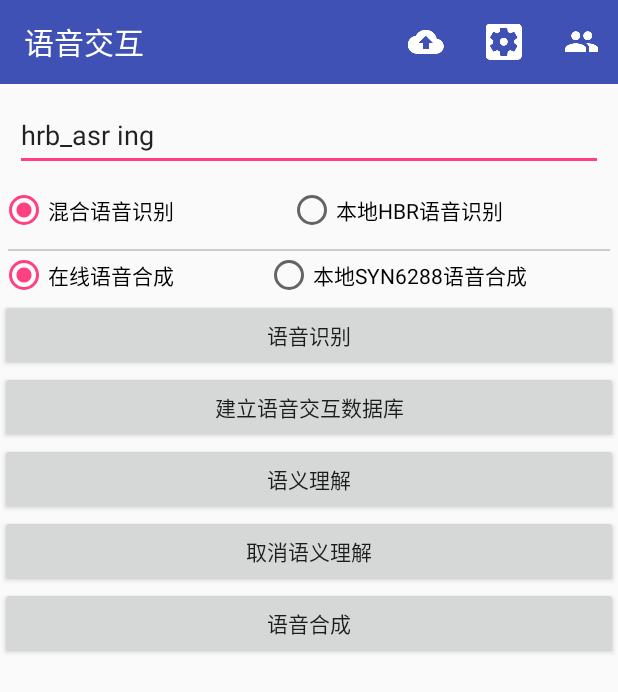
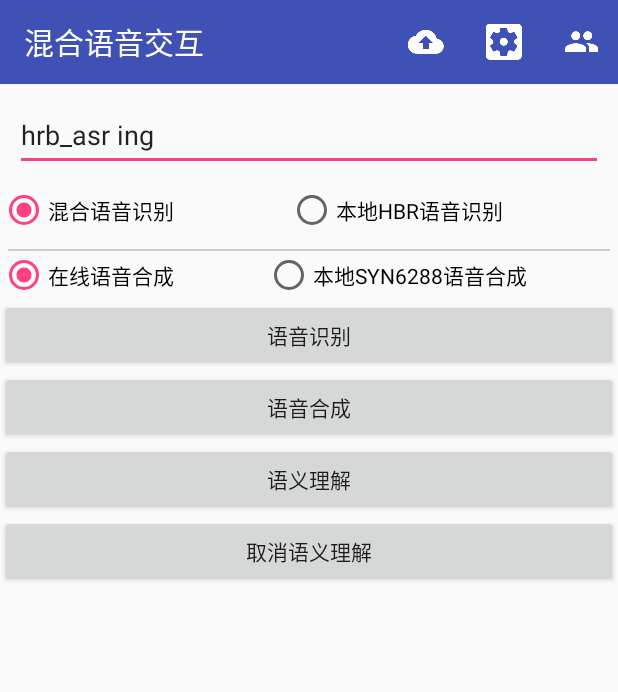
Before and after one commit to junzhou1992/Cloud, an Android app: the screen it shows after launch (SpeechActivity), after a tap on "语音识别", on a phone screen of 412 x 824 dp. Shown: the top 692 px of the screen. Run offline under Robolectric (Android 15) with nearby library versions, the phone set to English and light mode, and no system bars; libraries missing offline, so code that uses them is left out: org.apache.poi, org.litepal, org.litepal.crud; 31 statements that could not run were skipped.

Commit message:
v15,添加离线语法前

```diff
--- a/app/src/main/AndroidManifest.xml
+++ b/app/src/main/AndroidManifest.xml
@@ -34,15 +34,19 @@
         <activity
             android:name=".SpeechActivity"
             android:label="@string/mainActivity_name">
+
             <intent-filter>
                 <action android:name="android.intent.action.MAIN"/>
 
                 <category android:name="android.intent.category.LAUNCHER"/>
             </intent-filter>
+
         </activity>
         <activity android:name=".settingActivity">
         </activity>
         <activity android:name=".MainActivity">
+
+
         </activity>
         <activity
             android:name=".offLineDBActivity"
--- /dev/null
+++ b/app/src/main/java/com/thisway/xunfeicloud/IsInternet.java
@@ -0,0 +1,43 @@
+package com.thisway.xunfeicloud;
+
+import android.content.Context;
+import android.net.ConnectivityManager;
+import android.net.NetworkInfo;
+
+/**
+ * Created by jun on 2018/4/13.
+ */
+
+public class IsInternet {
+
+    /**
+     * 判断网络情况
+     *
+     * @param context 上下文
+     * @return false 表示没有网络 true 表示有网络
+     */
+    public static boolean isNetworkAvalible(Context context) {
+        // 获得网络状态管理器
+        ConnectivityManager connectivityManager = (ConnectivityManager) context
+                .getSystemService(Context.CONNECTIVITY_SERVICE);
+
+        if (connectivityManager == null) {
+            return false;
+        } else {
+            // 建立网络数组
+            NetworkInfo[] net_info = connectivityManager.getAllNetworkInfo();
+
+            if (net_info != null) {
+                for (int i = 0; i < net_info.length; i++) {
+                    // 判断获得的网络状态是否是处于连接状态
+                    if (net_info[i].getState() == NetworkInfo.State.CONNECTED) {
+                        return true;
+                    }
+                }
+            }
+        }
+        return false;
+
+
+    }
+}
--- a/app/src/main/java/com/thisway/xunfeicloud/RecognitionInstruction.java
+++ b/app/src/main/java/com/thisway/xunfeicloud/RecognitionInstruction.java
@@ -8,7 +8,7 @@ import org.litepal.crud.DataSupport;
 
 public class RecognitionInstruction extends DataSupport {
 
-    private  int id;
+    private  long id;
 
 
     private int instuctionID;
@@ -17,11 +17,11 @@ public class RecognitionInstruction extends DataSupport {
 
 
 
-    public int getId() {
+    public long getId() {
         return id;
     }
 
-    public void setId(int id) {
+    public void setId(long id) {
         this.id = id;
     }
 
--- a/app/src/main/java/com/thisway/xunfeicloud/SpeechActivity.java
+++ b/app/src/main/java/com/thisway/xunfeicloud/SpeechActivity.java
@@ -1,5 +1,6 @@
 package com.thisway.xunfeicloud;
 
+import android.app.Activity;
 import android.app.AlertDialog;
 import android.content.DialogInterface;
 import android.content.Intent;
@@ -70,7 +71,7 @@ public class SpeechActivity extends AppCompatActivity implements View.OnClickLis
     private static final String GRAMMAR_TYPE_ABNF = "abnf";
 
     private EditText et_input;
-    private Button btn_celnlp, btn_startspeektext,btn_startrecognize,btn_startnlp,btn_offLineInteraction ;
+    private Button btn_celnlp, btn_startspeektext,btn_startrecognize,btn_startnlp ;
 
     private String mEngineType = SpeechConstant.TYPE_CLOUD;
     private AIUIAgent mAIUIAgent = null;
@@ -92,8 +93,8 @@ public class SpeechActivity extends AppCompatActivity implements View.OnClickLis
     private static final int  TTS_CLOUD= 3;
     private static final int  TTS_LOCAL= 4;
 
-    private int tts_type = 3;
-    private int asr_type = 1;
+    private static int tts_type = TTS_CLOUD;
+    private static int asr_type =  ASR_MIX;
 
     private Handler messageHandler;
     int ret = -1;
@@ -138,21 +139,6 @@ public class SpeechActivity extends AppCompatActivity implements View.OnClickLis
         }
     }
 
-   private void queryDaTa()
-    {
-
-        List<RecognitionInstruction> instructions = DataSupport.findAll(RecognitionInstruction.class);
-        for (RecognitionInstruction instruction : instructions) {
-            Integer DBid= new Integer( instruction.getId()) ;
-            Log.d("Data", " id is " + DBid);
-            Integer instuctionID= new Integer( instruction.getInstuctionID()) ;
-            Log.d("Data", " instuctionIDis " + instuctionID);
-            Log.d("Data", " instruction is " + instruction.getInstruction());
-            Log.d("Data", "answer is " + instruction.getAnswer());
-        }
-
-    }
-
 
 
 
@@ -163,6 +149,7 @@ public class SpeechActivity extends AppCompatActivity implements View.OnClickLis
         mSharedPreferences = getSharedPreferences(settingFragment.PREFER_NAME, MODE_PRIVATE);
 
         mToast = Toast.makeText(this, "", Toast.LENGTH_SHORT);
+        checkNetwork(this);
         initView() ;
         createAgent();
         startOpenHbr740Thread();
@@ -192,6 +179,27 @@ public class SpeechActivity extends AppCompatActivity implements View.OnClickLis
     }
 
 
+    // 如果没有网络，则弹出网络设置对话框
+    public static void checkNetwork(final Activity activity) {
+        if (!IsInternet.isNetworkAvalible(activity)) {
+                LogUtil.i("checkNetwork " ,"当前没有可以使用的网络，请设置网络！"  );
+            tts_type = TTS_LOCAL;
+            asr_type = ASR_LOCAL;
+
+        }else {
+            LogUtil.i("checkNetwork " ,"当前有可用网络！"  );
+            tts_type = TTS_CLOUD;
+            asr_type =  ASR_MIX;
+        }
+
+    }
+
+
+
+
+
+
+
     //重写onCreateOptionsMenu方法
     public boolean onCreateOptionsMenu(Menu menu) {
         getMenuInflater().inflate(R.menu.toolbar, menu);
@@ -204,6 +212,9 @@ public class SpeechActivity extends AppCompatActivity implements View.OnClickLis
         switch (item.getItemId()) {
             case R.id.backup:
                 Toast.makeText(this, "You clicked backup", Toast.LENGTH_SHORT).show();
+                LogUtil.i (TAG, "btn_offLineInteraction");
+                Intent intent1 = new Intent(SpeechActivity.this, offLineDataActivity.class);
+                startActivity(intent1);
                 break;
 
             case R.id.settings:
@@ -234,16 +245,23 @@ public class SpeechActivity extends AppCompatActivity implements View.OnClickLis
         btn_startspeektext = (Button) findViewById(R.id.btn_startspeektext );
         btn_startrecognize = (Button) findViewById(R.id.btn_startrecognize );
         btn_startnlp = (Button) findViewById(R.id.btn_startnlp );
-        btn_offLineInteraction = (Button) findViewById(R.id.btn_offLineInteraction);
+
 
         btn_celnlp .setOnClickListener(this) ;
         btn_startspeektext .setOnClickListener(this) ;
         btn_startrecognize.setOnClickListener(this);
         btn_startnlp.setOnClickListener(this);
-        btn_offLineInteraction.setOnClickListener(this);
+
 
         RadioGroup group = (RadioGroup) findViewById(R.id.asrRadioGroup);
-        group.check(R.id.asrRadioMix);
+        if (  asr_type ==  ASR_MIX){
+            group.check(R.id.asrRadioMix);
+            LogUtil.i("type", "asrRadioMix  " );
+        } else{
+            group.check(R.id.asrRadioLocal);
+            LogUtil.i("type", "asrRadioLocal  " );
+        }
+
         group.setOnCheckedChangeListener(new RadioGroup.OnCheckedChangeListener() {
             @Override
             public void onCheckedChanged(RadioGroup group, int checkedId) {
@@ -264,7 +282,16 @@ public class SpeechActivity extends AppCompatActivity implements View.OnClickLis
 
 
         RadioGroup group2 = (RadioGroup) findViewById(R.id.ttsRadioGroup);
-        group2.check(R.id.ttsRadioMix);
+        if (  tts_type == TTS_CLOUD){
+            group2.check(R.id.ttsRadioMix);
+            LogUtil.i("type", "ttsRadioMix  " );
+        } else{
+            group2.check(R.id.ttsRadioLocal);
+            LogUtil.i("type", "ttsRadioLocal " );
+        }
+
+
+        //group2.check(R.id.ttsRadioMix);
         group2.setOnCheckedChangeListener(new RadioGroup.OnCheckedChangeListener() {
             @Override
             public void onCheckedChanged(RadioGroup group, int checkedId) {
@@ -306,11 +333,7 @@ public class SpeechActivity extends AppCompatActivity implements View.OnClickLis
                 asr(asr_type);
                 break;
 
-            case R.id.btn_offLineInteraction://创建离线语音交互库
-                LogUtil.i (TAG, "btn_offLineInteraction");
-                Intent intent = new Intent(SpeechActivity.this, offLineDataActivity.class);
-                startActivity(intent);
-                break;
+
         }
 
     }
@@ -392,15 +415,16 @@ public class SpeechActivity extends AppCompatActivity implements View.OnClickLis
                 "                         language zh-CN;\n" +
                 "                          mode voice;\n" +
                 "        root $main;\n" +
-                "        $main =[我] [$want]  [$ask] [$Irrelevent1] [酒店] [$go] ( $opera | $location | $content) [$Irrelevent2] ;\n" +
+                "        $main =[我] [$want]  [$ask]  [酒店] [$Irrelevent1] [酒店] [$go] ( $movement | $opera | $location | $content) [$Irrelevent2] ;\n" +
                 "        $want = 想 | 需要 | 可以;\n" +
                 "        $ask = 知道 | 请问 | 问 | 了解;\n" +
-                "        $Irrelevent1 = 怎么 | 在哪里 |  有哪些 | 几点 |  哪里有 | 什么时候 ;\n"+
+                "        $Irrelevent1 = 怎么 | 在哪里 |  有哪些 | 几点 |  哪里有 | 什么时候 | 如何 ;\n"+
                 "        $go = 去 | 要 | 到 | 向 | 走;\n" +
+                "        $movement = 前进 |后退 |原地左转| 原地右转 | 前进左转 | 前进右转 ;\n" +
                 "        $opera = 点餐服务 | 洗衣服务  | 点餐 | 洗衣 | 用餐 | 退房 | 入住;\n" +
-                "        $content = 入住时间 | 退房时间 | 押金 | 酒店房型 | 入住 | 退房 | 用餐时间  | 洗衣时间 | 点餐时间 | 寄存行李;\n" +
+                "        $content = 入住时间 | 退房时间 | 押金 | 房型 | 入住 | 退房 | 用餐时间  | 洗衣时间 | 点餐时间 | 寄存行李;\n" +
                 "        $location = 电梯 |楼梯 | 餐厅 | 中餐厅 | 西餐厅 |  健身房 | 会议室 | 失物招领处 | 行李寄存处 | 附近银行 | 附近商场 | 附近机场 | 娱乐中心 | 咖啡馆 | 附近地铁;\n" +
-                "        $Irrelevent2 = 怎么走 | 在哪里 | 那里 | 有哪些 |是几点 | 是多少 | 多少钱;  ";
+                "        $Irrelevent2 = 怎么走 | 在哪里 | 那里 | 有哪些 |是几点 | 是多少 | 多少钱 | 如何走;  ";
 
         // 语法、词典临时变量
         String mContent;
--- a/app/src/main/res/layout/activity_speech.xml
+++ b/app/src/main/res/layout/activity_speech.xml
@@ -28,7 +28,7 @@
         android:id="@+id/asrRadioGroup"
         android:layout_width="match_parent"
         android:layout_height="wrap_content"
-        android:contentDescription="语音识别"
+        android:contentDescription="语音识别类型"
         android:orientation="horizontal" >
 
         <RadioButton
@@ -61,7 +61,7 @@
         android:id="@+id/ttsRadioGroup"
         android:layout_width="match_parent"
         android:layout_height="wrap_content"
-        android:contentDescription="语音合成"
+        android:contentDescription="语音合成类型"
         android:orientation="horizontal" >
 
         <RadioButton
@@ -91,12 +91,12 @@
         android:text="语音识别"/>
 
 
-
     <Button
         android:layout_width="match_parent"
         android:layout_height="wrap_content"
-        android:id="@+id/btn_offLineInteraction"
-        android:text="建立语音交互数据库"/>
+        android:id="@+id/btn_startspeektext"
+        android:text="语音合成"/>
+
 
 
     <Button
@@ -107,17 +107,19 @@
 
 
 
+
+
+
     <Button
         android:id="@+id/btn_cacelnlp"
         android:text="取消语义理解"
         android:layout_width="match_parent"
         android:layout_height="wrap_content"/>
 
-    <Button
-        android:layout_width="match_parent"
-        android:layout_height="wrap_content"
-        android:id="@+id/btn_startspeektext"
-        android:text="语音合成"/>
+
+
+
+
 
 
 
--- a/app/src/main/res/values/strings.xml
+++ b/app/src/main/res/values/strings.xml
@@ -1,6 +1,6 @@
 <resources>
     <string name="app_name">语音交互</string>
-    <string name="mainActivity_name">语音交互</string>
+    <string name="mainActivity_name">混合语音交互</string>
     <!-- 请替换成在语音云官网申请的appid -->
     <string name="app_id">58c65dd3</string>
 
```
Also changed, not shown: app/src/main/java/com/thisway/xunfeicloud/MovementData.java (added, +8 -0 lines).
